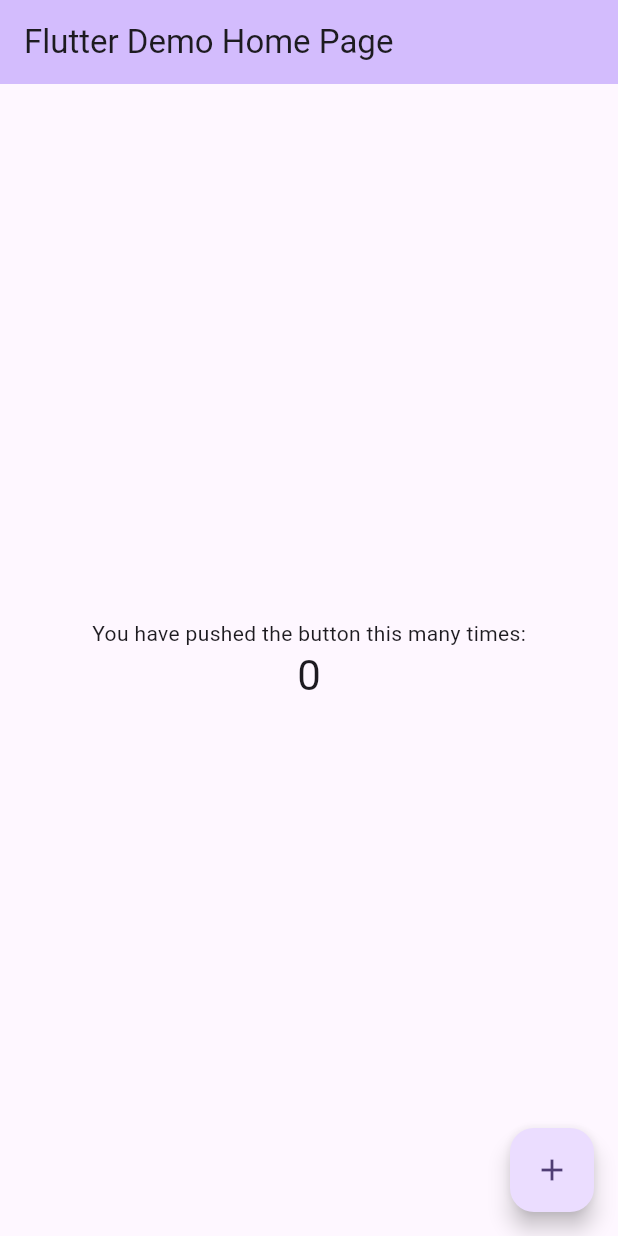
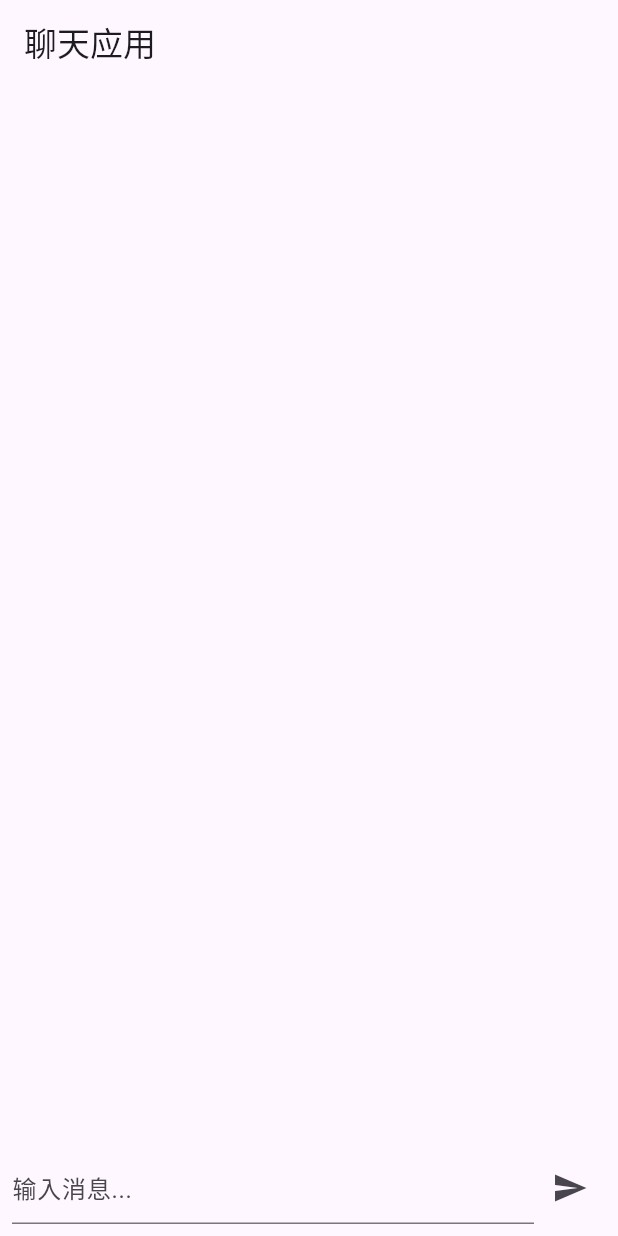
Before and after one commit to could-ai/0198fabc-8bda-7504-a1bf-ec30a2a2ecb7, a Flutter app: the screen it shows after launch, on a phone screen of 412 x 824 dp. Run offline on Flutter 3.47's test engine with Material 3 defaults, Android fonts, the phone set to English and light mode, and no system bars.

```diff
--- a/usr/lib/main.dart
+++ b/usr/lib/main.dart
@@ -1,120 +1,79 @@
 import 'package:flutter/material.dart';
 
 void main() {
-  runApp(const MyApp());
+  runApp(ChatApp());
 }
 
-class MyApp extends StatelessWidget {
-  const MyApp({super.key});
-
-  // This widget is the root of your application.
+class ChatApp extends StatelessWidget {
   @override
   Widget build(BuildContext context) {
     return MaterialApp(
-      title: 'Flutter Demo',
-      debugShowCheckedModeBanner: false,
+      title: '聊天应用',
       theme: ThemeData(
-        // This is the theme of your application.
-        //
-        // TRY THIS: Try running your application with "flutter run". You'll see
-        // the application has a purple toolbar. Then, without quitting the app,
-        // try changing the seedColor in the colorScheme below to Colors.green
-        // and then invoke "hot reload" (save your changes or press the "hot
-        // reload" button in a Flutter-supported IDE, or press "r" if you used
-        // the command line to start the app).
-        //
-        // Notice that the counter didn't reset back to zero; the application
-        // state is not lost during the reload. To reset the state, use hot
-        // restart instead.
-        //
-        // This works for code too, not just values: Most code changes can be
-        // tested with just a hot reload.
-        colorScheme: ColorScheme.fromSeed(seedColor: Colors.deepPurple),
+        primarySwatch: Colors.blue,
       ),
-      home: const MyHomePage(title: 'Flutter Demo Home Page'),
+      home: ChatScreen(),
     );
   }
 }
 
-class MyHomePage extends StatefulWidget {
-  const MyHomePage({super.key, required this.title});
-
-  // This widget is the home page of your application. It is stateful, meaning
-  // that it has a State object (defined below) that contains fields that affect
-  // how it looks.
-
-  // This class is the configuration for the state. It holds the values (in this
-  // case the title) provided by the parent (in this case the App widget) and
-  // used by the build method of the State. Fields in a Widget subclass are
-  // always marked "final".
-
-  final String title;
-
+class ChatScreen extends StatefulWidget {
   @override
-  State<MyHomePage> createState() => _MyHomePageState();
+  _ChatScreenState createState() => _ChatScreenState();
 }
 
-class _MyHomePageState extends State<MyHomePage> {
-  int _counter = 0;
+class _ChatScreenState extends State<ChatScreen> {
+  final List<String> _messages = [];
+  final TextEditingController _controller = TextEditingController();
 
-  void _incrementCounter() {
-    setState(() {
-      // This call to setState tells the Flutter framework that something has
-      // changed in this State, which causes it to rerun the build method below
-      // so that the display can reflect the updated values. If we changed
-      // _counter without calling setState(), then the build method would not be
-      // called again, and so nothing would appear to happen.
-      _counter++;
-    });
+  void _sendMessage() {
+    if (_controller.text.isNotEmpty) {
+      setState(() {
+        _messages.add(_controller.text);
+        _controller.clear();
+      });
+    }
   }
 
   @override
   Widget build(BuildContext context) {
-    // This method is rerun every time setState is called, for instance as done
-    // by the _incrementCounter method above.
-    //
-    // The Flutter framework has been optimized to make rerunning build methods
-    // fast, so that you can just rebuild anything that needs updating rather
-    // than having to individually change instances of widgets.
     return Scaffold(
       appBar: AppBar(
-        // TRY THIS: Try changing the color here to a specific color (to
-        // Colors.amber, perhaps?) and trigger a hot reload to see the AppBar
-        // change color while the other colors stay the same.
-        backgroundColor: Theme.of(context).colorScheme.inversePrimary,
-        // Here we take the value from the MyHomePage object that was created by
-        // the App.build method, and use it to set our appbar title.
-        title: Text(widget.title),
+        title: Text('聊天应用'),
       ),
-      body: Center(
-        // Center is a layout widget. It takes a single child and positions it
-        // in the middle of the parent.
-        child: Column(
-          // Column is also a layout widget. It takes a list of children and
-          // arranges them vertically. By default, it sizes itself to fit its
-          // children horizontally, and tries to be as tall as its parent.
-          //
-          // Column has various properties to control how it sizes itself and
-          // how it positions its children. Here we use mainAxisAlignment to
-          // center the children vertically; the main axis here is the vertical
-          // axis because Columns are vertical (the cross axis would be
-          // horizontal).
-          //
-          // TRY THIS: Invoke "debug painting" (choose the "Toggle Debug Paint"
-          // action in the IDE, or press "p" in the console), to see the
-          // wireframe for each widget.
-          mainAxisAlignment: MainAxisAlignment.center,
-          children: <Widget>[
-            const Text('You have pushed the button this many times:'),
-            Text('$_counter', style: Theme.of(context).textTheme.headlineMedium),
-          ],
-        ),
+      body: Column(
+        children: <Widget>[
+          Expanded(
+            child: ListView.builder(
+              itemCount: _messages.length,
+              itemBuilder: (context, index) {
+                return ListTile(
+                  title: Text(_messages[index]),
+                );
+              },
+            ),
+          ),
+          Padding(
+            padding: const EdgeInsets.all(8.0),
+            child: Row(
+              children: <Widget>[
+                Expanded(
+                  child: TextField(
+                    controller: _controller,
+                    decoration: InputDecoration(
+                      hintText: '输入消息...',
+                    ),
+                  ),
+                ),
+                IconButton(
+                  icon: Icon(Icons.send),
+                  onPressed: _sendMessage,
+                ),
+              ],
+            ),
+          ),
+        ],
       ),
-      floatingActionButton: FloatingActionButton(
-        onPressed: _incrementCounter,
-        tooltip: 'Increment',
-        child: const Icon(Icons.add),
-      ), // This trailing comma makes auto-formatting nicer for build methods.
     );
   }
 }
```
